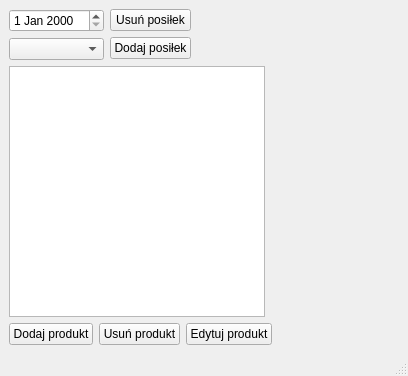
Above: FitBulliq/mainwindow.ui from kmbrzoza/FitBulliq before the change. Below: the same form after it.
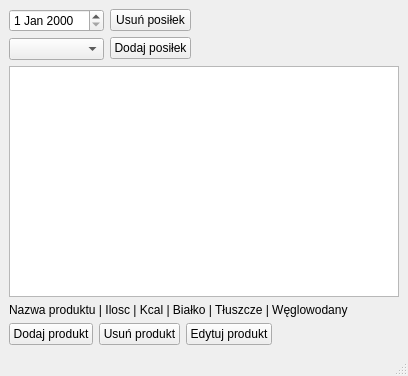
That is the form after the change.

The edit to the form file:
```diff
--- a/FitBulliq/mainwindow.ui
+++ b/FitBulliq/mainwindow.ui
@@ -10,6 +10,11 @@
     <height>376</height>
    </rect>
   </property>
+  <property name="font">
+   <font>
+    <pointsize>9</pointsize>
+   </font>
+  </property>
   <property name="windowTitle">
    <string>MainWindow</string>
   </property>
@@ -54,10 +59,7 @@
       </item>
      </layout>
     </item>
-    <item row="1" column="0">
-     <widget class="QListWidget" name="listWidget"/>
-    </item>
-    <item row="2" column="0">
+    <item row="3" column="0">
      <layout class="QHBoxLayout" name="horizontalLayout_3">
       <item>
        <widget class="QPushButton" name="AddProductButton">
@@ -82,6 +84,16 @@
       </item>
      </layout>
     </item>
+    <item row="2" column="0">
+     <widget class="QLabel" name="label">
+      <property name="text">
+       <string>Nazwa produktu | Ilosc | Kcal | Białko | Tłuszcze | Węglowodany</string>
+      </property>
+     </widget>
+    </item>
+    <item row="1" column="0" colspan="2">
+     <widget class="QListWidget" name="listWidget"/>
+    </item>
    </layout>
   </widget>
   <widget class="QMenuBar" name="menubar">
```
